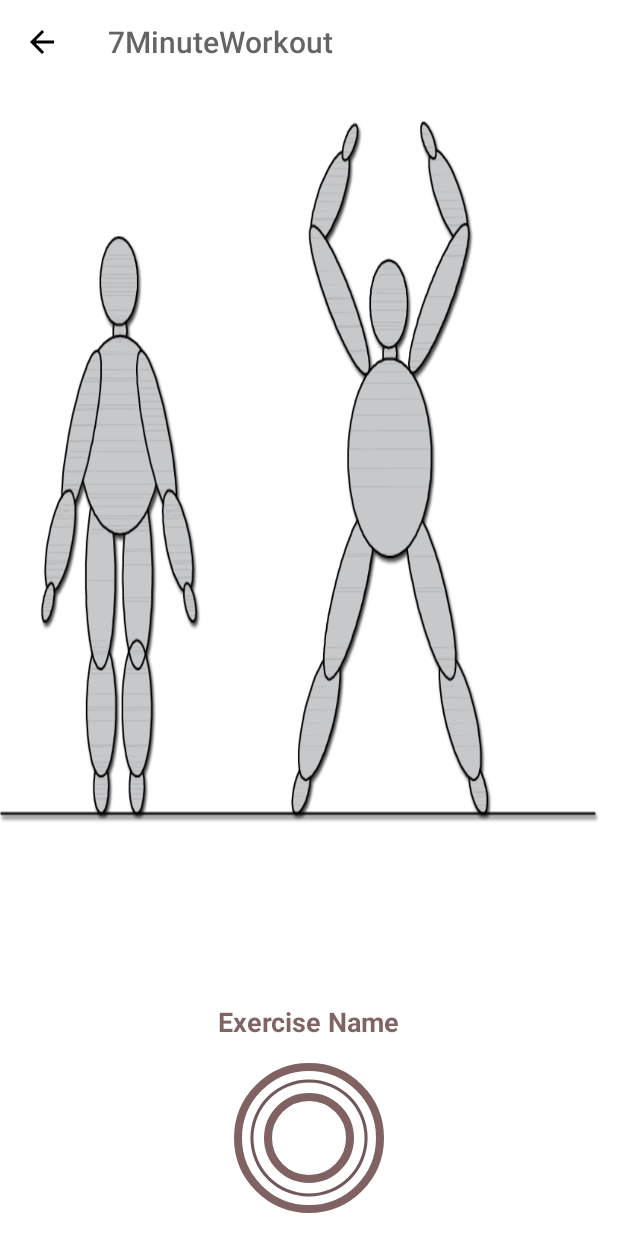
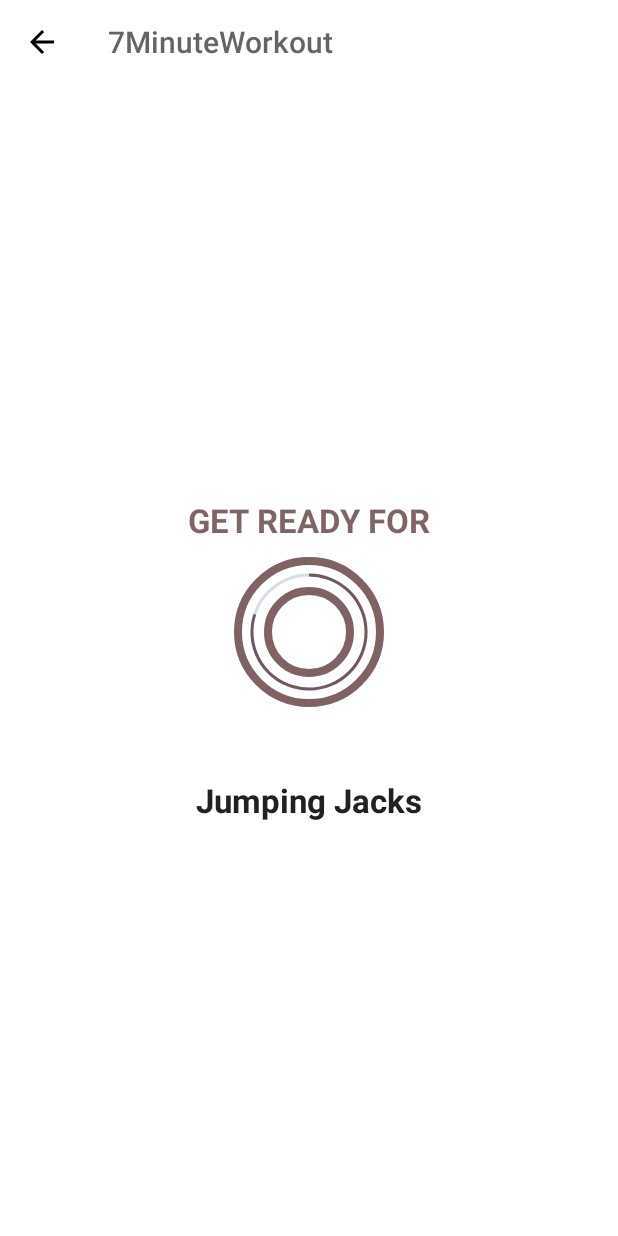
Before and after one commit to rafikyum/7MinuteWorkoutApp, an Android app: the ExceriseActivity screen opened directly, with no data from a screen before it, on a phone screen of 412 x 824 dp. Run offline under Robolectric (Android 15) with nearby library versions, the phone set to English and light mode, and no system bars.

Commit message:
Working sound to notify when exercises are over

```diff
--- a/app/src/main/java/com/example/a7minuteworkout/ExceriseActivity.kt
+++ b/app/src/main/java/com/example/a7minuteworkout/ExceriseActivity.kt
@@ -1,12 +1,17 @@
 package com.example.a7minuteworkout
 
+import android.media.MediaPlayer
 import androidx.appcompat.app.AppCompatActivity
 import android.os.Bundle
 import android.os.CountDownTimer
+import android.speech.tts.TextToSpeech
+import android.util.Log
 import android.view.View
 import android.widget.*
 import androidx.appcompat.widget.Toolbar
 import org.w3c.dom.Text
+import java.util.*
+import kotlin.collections.ArrayList
 
 class ExceriseActivity : AppCompatActivity() {
 
@@ -20,23 +25,24 @@ class ExceriseActivity : AppCompatActivity() {
     private var exerciseList: ArrayList<ExerciseModel>? = null
     private var currentExercisePosition = -1
 
+    private var  player: MediaPlayer? = null
+
 
     override fun onCreate(savedInstanceState: Bundle?) {
         super.onCreate(savedInstanceState)
         setContentView(R.layout.activity_excerise)
 
         val toolbar_exericse_activity: Toolbar = findViewById(R.id.toolbar_exercise_activity)
-        setSupportActionBar(toolbar_exericse_activity)          // brings fourth toolbar activity
-
+        setSupportActionBar(toolbar_exericse_activity)
         supportActionBar?.setDisplayHomeAsUpEnabled(true)
 
         toolbar_exericse_activity.setNavigationOnClickListener {
             onBackPressed()
         }
 
+        exerciseList = Constants.defaultExerciseList()
+
         setUpRestView()
-
-        exerciseList = Constants.defaultExerciseList()
     }
 
 
@@ -51,20 +57,38 @@ class ExceriseActivity : AppCompatActivity() {
             exerciseProgress = 0
         }
 
+        if (player != null) {
+            player!!.stop()
+        }
+
         super.onDestroy()
     }
 
+
     private fun setUpRestView() {
-        val llRestView : LinearLayout = findViewById(R.id.llRestView)
-        val llExerciseView: LinearLayout = findViewById(R.id.llExerciseView)
-        llRestView.visibility = View.GONE
-        llExerciseView.visibility = View.VISIBLE
 
+        try {
+            player = MediaPlayer.create(applicationContext, R.raw.press_start)
+            player!!.isLooping = false
+            player!!.start()
+
+        }catch (e: Exception){
+            e.printStackTrace()
+        }
+
+        val llRestView:LinearLayout = findViewById(R.id.llRestView)
+        val llExerciseView:LinearLayout = findViewById(R.id.llExerciseView)
+
+        llRestView.visibility = View.VISIBLE
+        llExerciseView.visibility = View.GONE
 
         if (restTimer != null) {
             restTimer!!.cancel()        // set up rest view if the rest timer is not null
             restProgress = 0;
         }
+
+        val tvUpcomingExerciseName: TextView = findViewById(R.id.tvUpcomingExerciseName)
+        tvUpcomingExerciseName.text = exerciseList!![currentExercisePosition + 1].getName()
 
         setRestProgressBar()        // once the timer has been reset bring fourth the progress bar
     }
@@ -75,7 +99,7 @@ class ExceriseActivity : AppCompatActivity() {
         val tvTimer: TextView = findViewById(R.id.tvTimer)          // instances of the timer and progress bar from the xml file
         progressBar.progress = restProgress     // progress bar of xml is set to an instance of the rest progress created in activity
         restTimer = object : CountDownTimer(10000, 1000) {  // rest timer becomes countdown timer and counts down second at a time
-            override fun onTick(p0: Long) { // per tick add to the progress of rest bar
+            override fun onTick(millisUnitlFinished: Long) { // per tick add to the progress of rest bar
                 restProgress++
                 progressBar.progress = 10 - restProgress     // makes the actual timer go down on the xml side of things
                 tvTimer.text = (10 - restProgress).toString()   // display the text view and the time on it
@@ -88,7 +112,6 @@ class ExceriseActivity : AppCompatActivity() {
             }
         }.start()
     }
-
 
 
     private fun setupExerciseView() {
@@ -112,6 +135,9 @@ class ExceriseActivity : AppCompatActivity() {
         val tvExerciseName: TextView = findViewById(R.id.tvExerciseName)
         tvExerciseName.text = exerciseList!![currentExercisePosition].getName()
 
+
+
+        setExerciseProgressBar()
     }
 
 
@@ -141,4 +167,6 @@ class ExceriseActivity : AppCompatActivity() {
             }
         }.start()
     }
+
+
 }
--- a/app/src/main/res/layout/activity_excerise.xml
+++ b/app/src/main/res/layout/activity_excerise.xml
@@ -71,7 +71,22 @@
                     tools:text="10" />
             </LinearLayout>
         </FrameLayout>
+        <TextView
+            android:layout_width="wrap_content"
+            android:layout_height="wrap_content"
+            android:layout_marginTop="20dp"
+            android:text="UPCOMING EXERCISE : "
+            android:textSize="16sp" />
 
+        <TextView
+            android:id="@+id/tvUpcomingExerciseName"
+            android:layout_width="wrap_content"
+            android:layout_height="wrap_content"
+            android:layout_marginTop="5dp"
+            android:textColor="#212121"
+            android:textSize="22sp"
+            android:textStyle="bold"
+            tools:text="Exercise Name" />
     </LinearLayout>
 
     <LinearLayout
```
Also changed, not shown: 1 other file.
